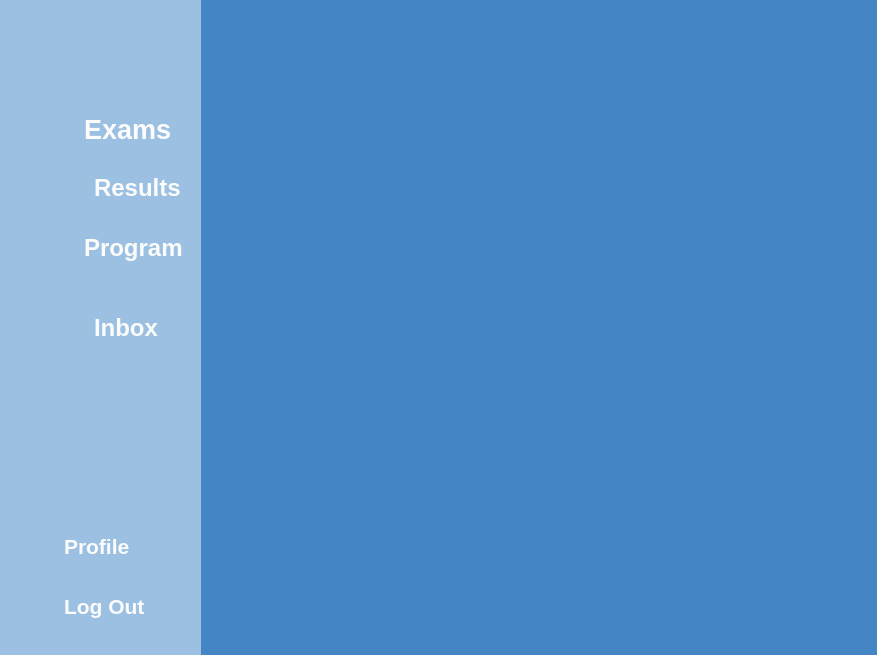
Above: AGUniverse/main_menu.ui from codingburgas/sprint-eschool-ag-universe before the change. Below: the same form after it.
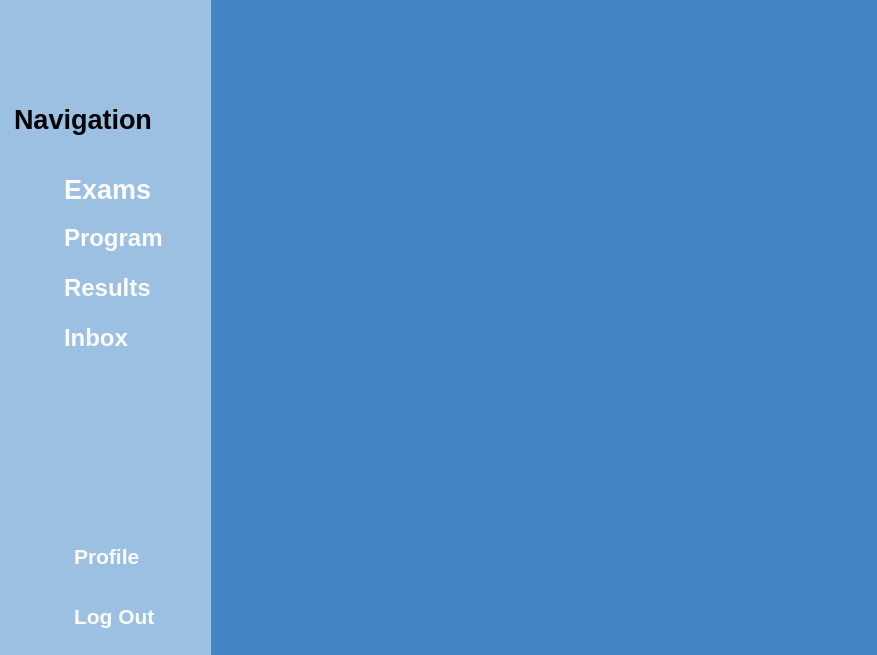
That is the form after the change. Icons and pictures are not drawn.

Commit message: Add new design on main menu

Diff of the .ui file:
```diff
--- a/AGUniverse/main_menu.ui
+++ b/AGUniverse/main_menu.ui
@@ -54,8 +54,8 @@
    <widget class="QFrame" name="frame_2">
     <property name="geometry">
      <rect>
-      <x>-10</x>
-      <y>-60</y>
+      <x>0</x>
+      <y>-50</y>
       <width>211</width>
       <height>721</height>
      </rect>
@@ -70,7 +70,7 @@
     <property name="frameShadow">
      <enum>QFrame::Raised</enum>
     </property>
-    <widget class="QTextEdit" name="textEdit">
+    <widget class="QTextEdit" name="Logout_text">
      <property name="geometry">
       <rect>
        <x>70</x>
@@ -123,10 +123,10 @@
     <widget class="QTextEdit" name="textEdit_3">
      <property name="geometry">
       <rect>
-       <x>100</x>
-       <y>230</y>
-       <width>101</width>
-       <height>41</height>
+       <x>60</x>
+       <y>320</y>
+       <width>111</width>
+       <height>51</height>
       </rect>
      </property>
      <property name="styleSheet">
@@ -148,8 +148,8 @@
     <widget class="QTextEdit" name="textEdit_4">
      <property name="geometry">
       <rect>
-       <x>90</x>
-       <y>170</y>
+       <x>60</x>
+       <y>220</y>
        <width>111</width>
        <height>51</height>
       </rect>
@@ -176,9 +176,9 @@
     <widget class="QTextEdit" name="textEdit_5">
      <property name="geometry">
       <rect>
-       <x>90</x>
-       <y>290</y>
-       <width>131</width>
+       <x>60</x>
+       <y>270</y>
+       <width>111</width>
        <height>51</height>
       </rect>
      </property>
@@ -198,32 +198,7 @@
 &lt;p style=&quot; margin-top:0px; margin-bottom:0px; margin-left:0px; margin-right:0px; -qt-block-indent:0; text-indent:0px;&quot;&gt;&lt;span style=&quot; font-size:18pt; font-weight:700;&quot;&gt;Program&lt;/span&gt;&lt;/p&gt;&lt;/body&gt;&lt;/html&gt;</string>
      </property>
     </widget>
-    <widget class="QTextEdit" name="textEdit_6">
-     <property name="geometry">
-      <rect>
-       <x>100</x>
-       <y>370</y>
-       <width>101</width>
-       <height>41</height>
-      </rect>
-     </property>
-     <property name="styleSheet">
-      <string notr="true">color:rgb(252, 252, 252);
-border:0px;
-</string>
-     </property>
-     <property name="html">
-      <string>&lt;!DOCTYPE HTML PUBLIC &quot;-//W3C//DTD HTML 4.0//EN&quot; &quot;http://www.w3.org/TR/REC-html40/strict.dtd&quot;&gt;
-&lt;html&gt;&lt;head&gt;&lt;meta name=&quot;qrichtext&quot; content=&quot;1&quot; /&gt;&lt;meta charset=&quot;utf-8&quot; /&gt;&lt;style type=&quot;text/css&quot;&gt;
-p, li { white-space: pre-wrap; }
-hr { height: 1px; border-width: 0; }
-li.unchecked::marker { content: &quot;\2610&quot;; }
-li.checked::marker { content: &quot;\2612&quot;; }
-&lt;/style&gt;&lt;/head&gt;&lt;body style=&quot; font-family:'Segoe UI'; font-size:9pt; font-weight:400; font-style:normal;&quot;&gt;
-&lt;p style=&quot; margin-top:0px; margin-bottom:0px; margin-left:0px; margin-right:0px; -qt-block-indent:0; text-indent:0px;&quot;&gt;&lt;span style=&quot; font-size:18pt; font-weight:700;&quot;&gt;Inbox&lt;/span&gt;&lt;/p&gt;&lt;/body&gt;&lt;/html&gt;</string>
-     </property>
-    </widget>
-    <widget class="QLabel" name="Logou_photo">
+    <widget class="QLabel" name="Logout_photo">
      <property name="geometry">
       <rect>
        <x>20</x>
@@ -245,8 +220,8 @@
     <widget class="QLabel" name="label_2">
      <property name="geometry">
       <rect>
-       <x>40</x>
-       <y>160</y>
+       <x>10</x>
+       <y>210</y>
        <width>51</width>
        <height>61</height>
       </rect>
@@ -283,10 +258,10 @@
     <widget class="QLabel" name="Results_photo">
      <property name="geometry">
       <rect>
-       <x>30</x>
-       <y>210</y>
-       <width>71</width>
-       <height>61</height>
+       <x>0</x>
+       <y>270</y>
+       <width>61</width>
+       <height>51</height>
       </rect>
      </property>
      <property name="text">
@@ -302,10 +277,10 @@
     <widget class="QLabel" name="Results_photo_2">
      <property name="geometry">
       <rect>
-       <x>20</x>
-       <y>280</y>
-       <width>71</width>
-       <height>61</height>
+       <x>0</x>
+       <y>320</y>
+       <width>61</width>
+       <height>51</height>
       </rect>
      </property>
      <property name="text">
@@ -321,10 +296,10 @@
     <widget class="QLabel" name="Results_photo_3">
      <property name="geometry">
       <rect>
-       <x>30</x>
-       <y>360</y>
-       <width>61</width>
-       <height>51</height>
+       <x>10</x>
+       <y>380</y>
+       <width>41</width>
+       <height>31</height>
       </rect>
      </property>
      <property name="text">
@@ -337,6 +312,68 @@
       <bool>true</bool>
      </property>
     </widget>
+    <widget class="QTextEdit" name="Inbox_text">
+     <property name="geometry">
+      <rect>
+       <x>60</x>
+       <y>370</y>
+       <width>111</width>
+       <height>51</height>
+      </rect>
+     </property>
+     <property name="styleSheet">
+      <string notr="true">color:rgb(252, 252, 252);
+border:0px;
+</string>
+     </property>
+     <property name="html">
+      <string>&lt;!DOCTYPE HTML PUBLIC &quot;-//W3C//DTD HTML 4.0//EN&quot; &quot;http://www.w3.org/TR/REC-html40/strict.dtd&quot;&gt;
+&lt;html&gt;&lt;head&gt;&lt;meta name=&quot;qrichtext&quot; content=&quot;1&quot; /&gt;&lt;meta charset=&quot;utf-8&quot; /&gt;&lt;style type=&quot;text/css&quot;&gt;
+p, li { white-space: pre-wrap; }
+hr { height: 1px; border-width: 0; }
+li.unchecked::marker { content: &quot;\2610&quot;; }
+li.checked::marker { content: &quot;\2612&quot;; }
+&lt;/style&gt;&lt;/head&gt;&lt;body style=&quot; font-family:'Segoe UI'; font-size:9pt; font-weight:400; font-style:normal;&quot;&gt;
+&lt;p style=&quot; margin-top:0px; margin-bottom:0px; margin-left:0px; margin-right:0px; -qt-block-indent:0; text-indent:0px;&quot;&gt;&lt;span style=&quot; font-size:18pt; font-weight:700;&quot;&gt;Inbox&lt;/span&gt;&lt;/p&gt;&lt;/body&gt;&lt;/html&gt;</string>
+     </property>
+    </widget>
+    <widget class="QTextEdit" name="textEdit">
+     <property name="geometry">
+      <rect>
+       <x>10</x>
+       <y>150</y>
+       <width>201</width>
+       <height>70</height>
+      </rect>
+     </property>
+     <property name="styleSheet">
+      <string notr="true">color:black
+</string>
+     </property>
+     <property name="html">
+      <string>&lt;!DOCTYPE HTML PUBLIC &quot;-//W3C//DTD HTML 4.0//EN&quot; &quot;http://www.w3.org/TR/REC-html40/strict.dtd&quot;&gt;
+&lt;html&gt;&lt;head&gt;&lt;meta name=&quot;qrichtext&quot; content=&quot;1&quot; /&gt;&lt;meta charset=&quot;utf-8&quot; /&gt;&lt;style type=&quot;text/css&quot;&gt;
+p, li { white-space: pre-wrap; }
+hr { height: 1px; border-width: 0; }
+li.unchecked::marker { content: &quot;\2610&quot;; }
+li.checked::marker { content: &quot;\2612&quot;; }
+&lt;/style&gt;&lt;/head&gt;&lt;body style=&quot; font-family:'Segoe UI'; font-size:9pt; font-weight:400; font-style:normal;&quot;&gt;
+&lt;p style=&quot; margin-top:0px; margin-bottom:0px; margin-left:0px; margin-right:0px; -qt-block-indent:0; text-indent:0px;&quot;&gt;&lt;span style=&quot; font-size:20pt; font-weight:700;&quot;&gt;Navigation &lt;/span&gt;&lt;/p&gt;&lt;/body&gt;&lt;/html&gt;</string>
+     </property>
+    </widget>
+    <zorder>textEdit</zorder>
+    <zorder>Logout_text</zorder>
+    <zorder>Profile_text</zorder>
+    <zorder>Results_text</zorder>
+    <zorder>Exams_text</zorder>
+    <zorder>Program_text</zorder>
+    <zorder>Logout_photo</zorder>
+    <zorder>Examsl_ogo</zorder>
+    <zorder>Prolife_photo</zorder>
+    <zorder>Results_photo</zorder>
+    <zorder>program_text</zorder>
+    <zorder>Inbox_photo</zorder>
+    <zorder>Inbox_text</zorder>
    </widget>
   </widget>
   <action name="actiontext1">
```
Left out of the diff: 16 changed lines with no effect on the pictures. The commit also changes 4 other files.
